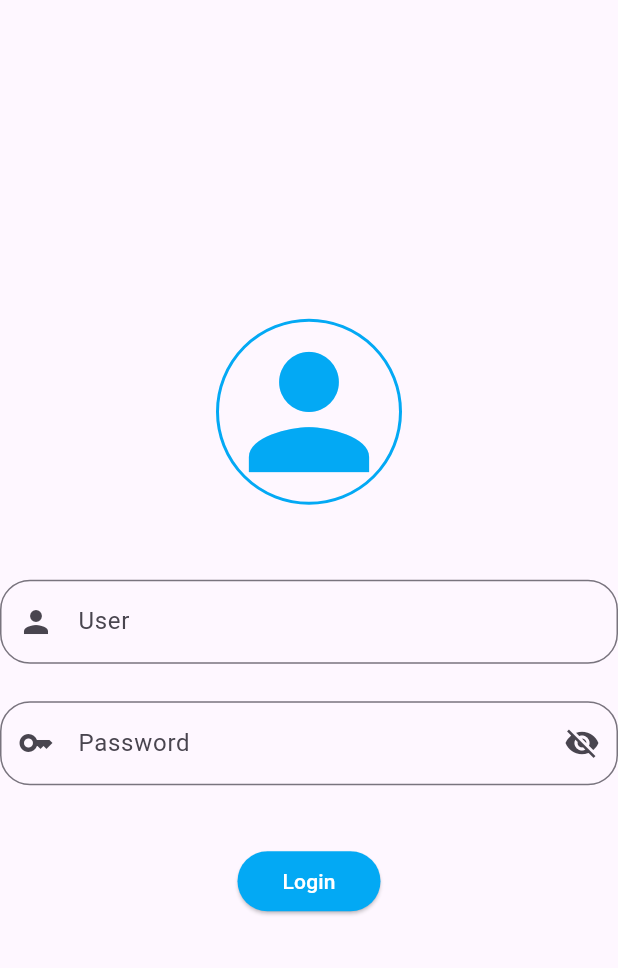
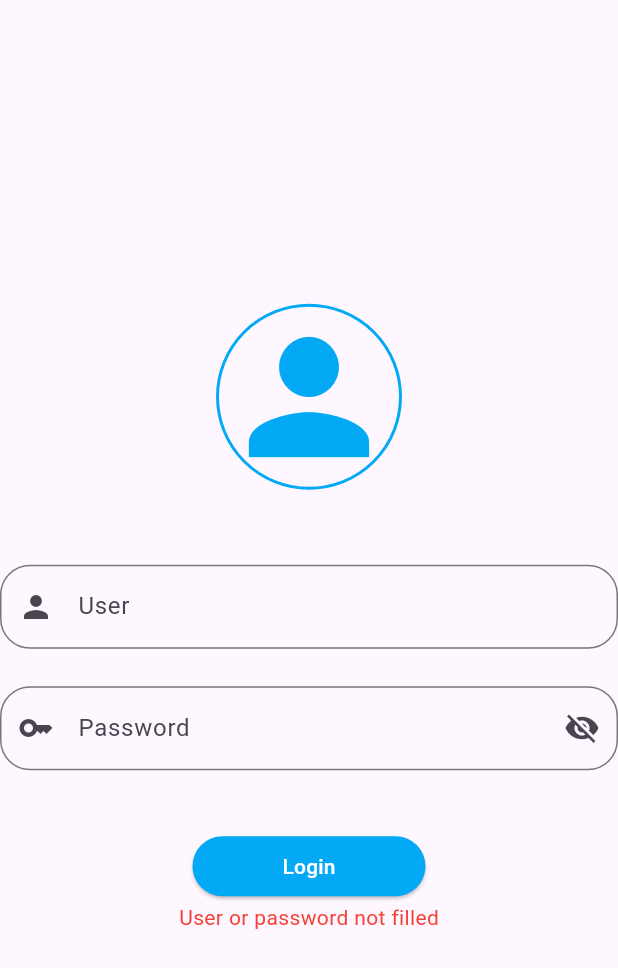
Before and after one commit to Siqsdsfa/Trabajos-DAP, a Flutter app: the screen it shows after launch, after a tap on "Login", on a phone screen of 412 x 824 dp. Shown: the top 968 px of the screen. Run offline on Flutter 3.47's test engine with Material 3 defaults, Android fonts, the phone set to English and light mode, and no system bars; our stand-ins replace go_router.

Commit message:
Clase 1 y 2 arreglados
-Fixed inmutable and print issues
-Added error text

```diff
--- a/clase_2/lib/screens/home_screen.dart
+++ b/clase_2/lib/screens/home_screen.dart
@@ -4,8 +4,8 @@ import 'package:go_router/go_router.dart';
 
 class HomeScreen extends StatelessWidget {
   static const String name = 'home';
-  String userName;
-  HomeScreen({super.key, this.userName = ''});
+  final String userName;
+  const HomeScreen({super.key, this.userName = ''});
 
   @override
   Widget build(BuildContext context) {
--- a/clase_2/lib/screens/login_screen.dart
+++ b/clase_2/lib/screens/login_screen.dart
@@ -15,6 +15,7 @@ class _LoginScreenState extends State<LoginScreen> {
 
   TextEditingController passController = TextEditingController();
   bool hidePass = true;
+  String errorText = '';
 
   @override
   Widget build(BuildContext context) {
@@ -59,19 +60,23 @@ class _LoginScreenState extends State<LoginScreen> {
                 controller: passController,
               ),
               const SizedBox(height: 40),
+              Column(
+                children: [
                   ElevatedButton(
                     style: ElevatedButton.styleFrom(
                       backgroundColor: Colors.lightBlue,
-                  padding:
-                      const EdgeInsets.symmetric(horizontal: 30, vertical: 10),
+                      padding: const EdgeInsets.symmetric(
+                          horizontal: 60, vertical: 10),
                     ),
-                child:
-                    const Text('Login', style: TextStyle(color: Colors.white)),
+                    child: const Text('Login',
+                        style: TextStyle(color: Colors.white)),
                     onPressed: () {
                       String user = userController.text;
                       String pass = passController.text;
                       if (user.isEmpty || pass.isEmpty) {
                         print('User or password not filled');
+                        setState(
+                            () => errorText = 'User or password not filled');
                       } else {
                         if (user == 'Jorge' && pass == 'Jorge123') {
                           print('Login Exitoso');
@@ -79,10 +84,18 @@ class _LoginScreenState extends State<LoginScreen> {
                               extra: userController.text);
                         } else {
                           print('Login Fallido');
+                          setState(() => errorText = 'Login Fallido');
+                          passController.clear();
                         }
                       }
                     },
-              )
+                  ),
+                  Text(
+                    errorText,
+                    style: const TextStyle(color: Colors.red),
+                  ),
+                ],
+              ),
             ],
           ),
         ),
```
Lines whose indentation alone changed are shown as unchanged.
